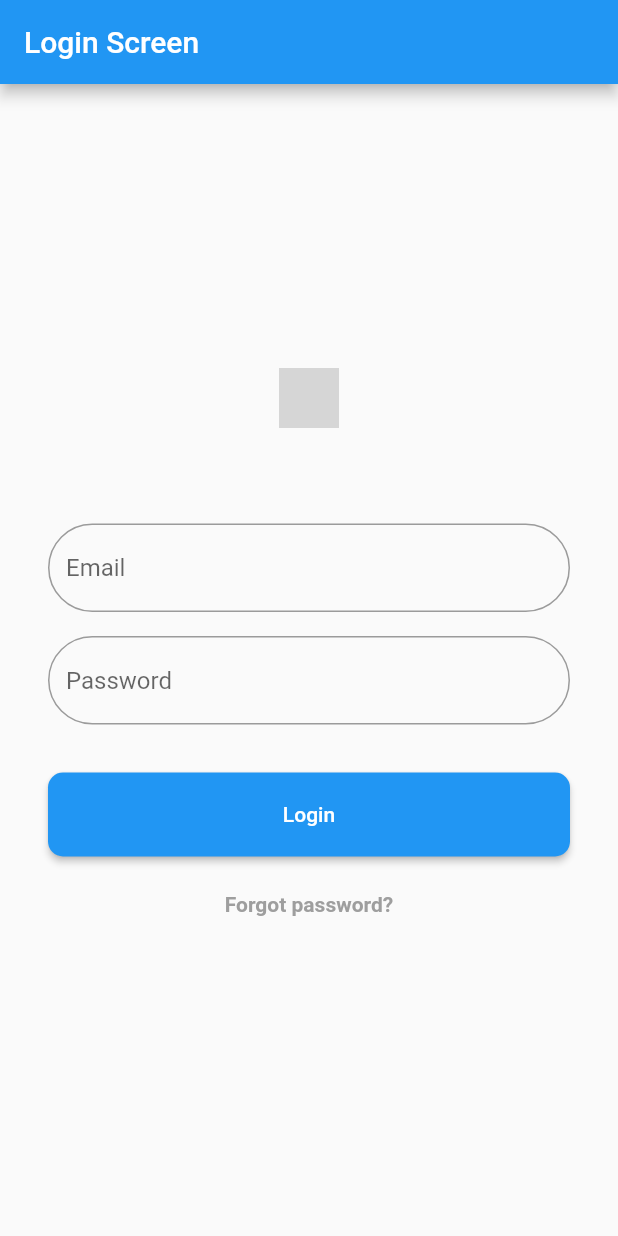
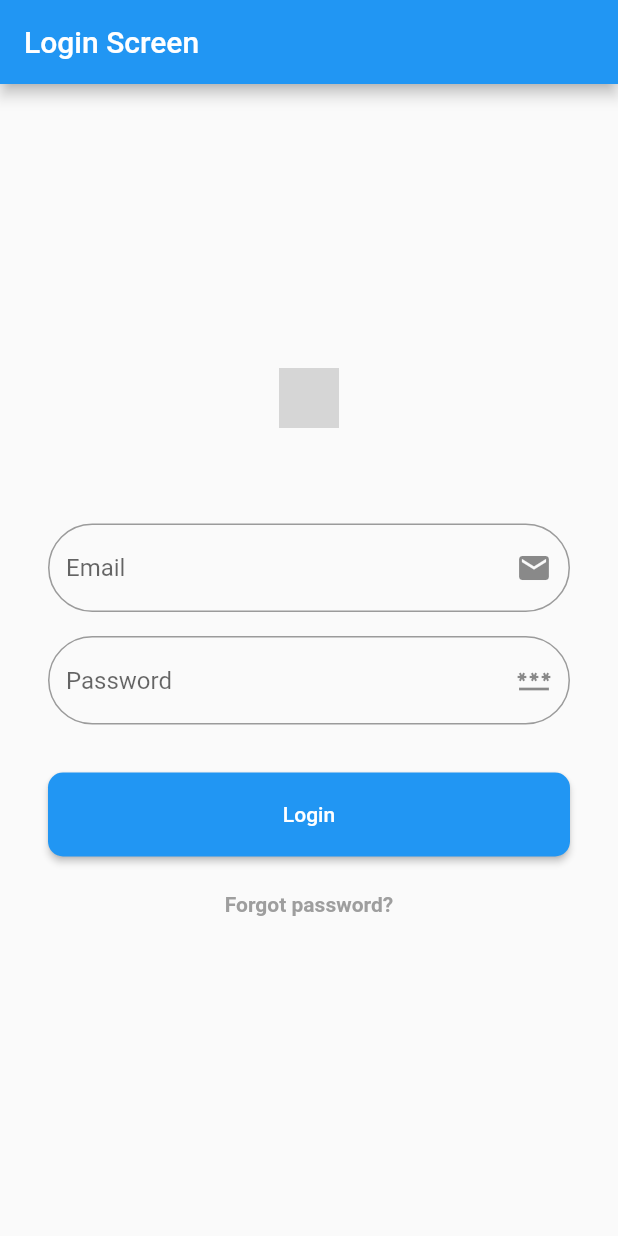
Before and after one commit to ryzalfadhillah/Prak-TPM-123200053, a Flutter app: the screen it shows after launch, on a phone screen of 412 x 824 dp. Run offline on Flutter 3.47's test engine with Material 2 defaults, Android fonts, the phone set to English and light mode, and no system bars; network calls fail; grey boxes are pictures that could not be loaded.

Commit message:
finish login screen

```diff
--- a/Tugas1_123200053/login_page/lib/main.dart
+++ b/Tugas1_123200053/login_page/lib/main.dart
@@ -29,6 +29,7 @@ class LoginPage extends StatelessWidget {
                   padding: const EdgeInsets.fromLTRB(0, 64, 0, 0),
                   child: TextField(
                     decoration: InputDecoration(
+                        suffixIcon: Icon(Icons.email),
                         border: OutlineInputBorder(
                             borderRadius: BorderRadius.circular(50),
                             borderSide: BorderSide(color: Colors.blue)),
@@ -39,6 +40,7 @@ class LoginPage extends StatelessWidget {
                   padding: const EdgeInsets.fromLTRB(0, 16, 0, 32),
                   child: TextField(
                     decoration: InputDecoration(
+                        suffixIcon: Icon(Icons.password),
                         border: OutlineInputBorder(
                             borderRadius: BorderRadius.circular(50),
                             borderSide: BorderSide(color: Colors.blue)),
```
